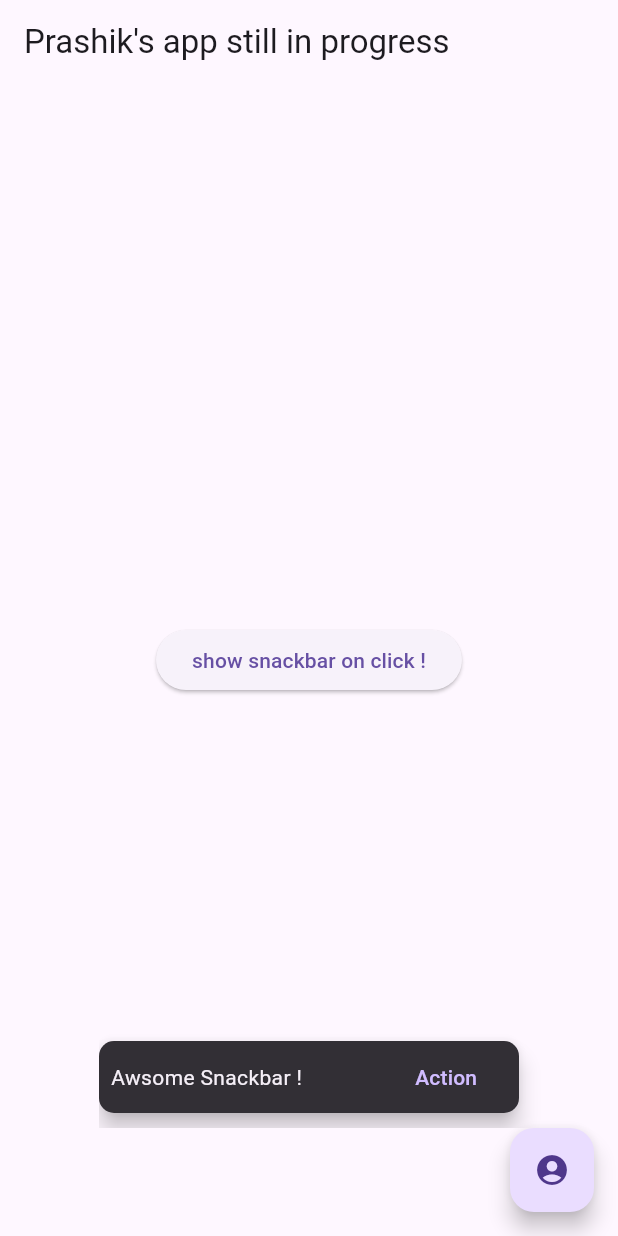
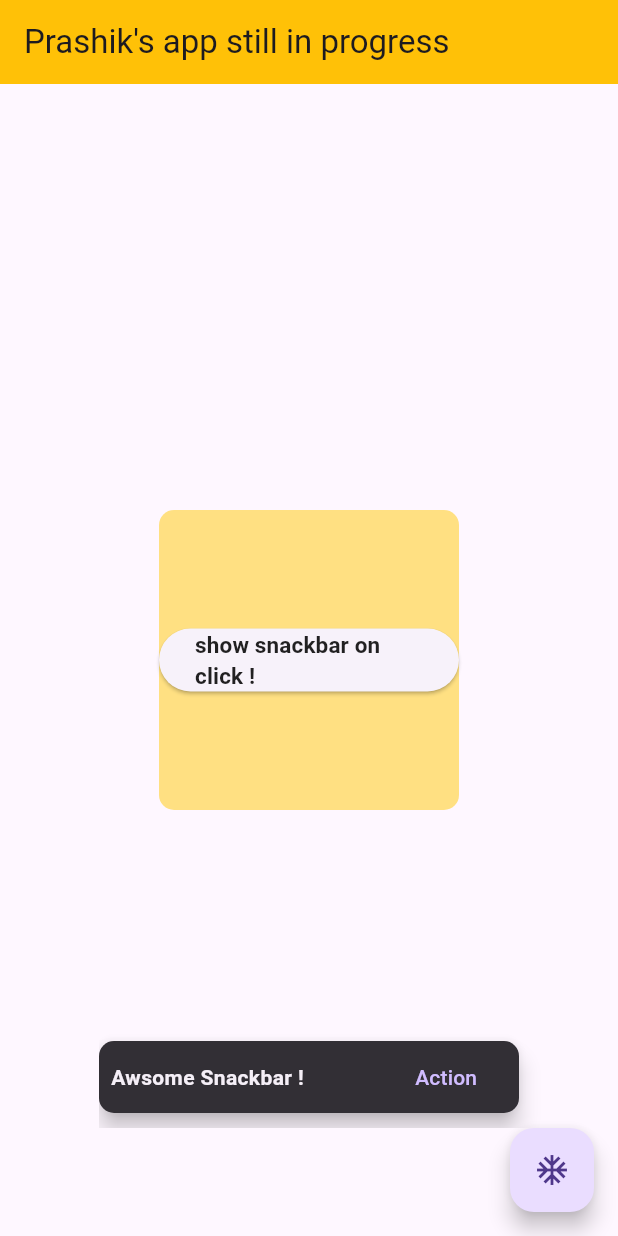
Before and after one commit to PrashikWankhadeSCOE/Flutter_Udemy, a Flutter app: the screen it shows after launch, after a tap on "show snackbar on click !", on a phone screen of 412 x 824 dp. Run offline on Flutter 3.47's test engine with Material 3 defaults, Android fonts, the phone set to English and light mode, and no system bars.

Commit message:
container and textStyle

```diff
--- a/02_Flutter/lib/main.dart
+++ b/02_Flutter/lib/main.dart
@@ -13,14 +13,24 @@ class MyApp extends StatelessWidget {
     return MaterialApp(
         debugShowCheckedModeBanner: false,
         home: Scaffold(
-          appBar: AppBar(title: const Text("Prashik's app still in progress")),
-          body: const Center(
-            child: SnackBarExample(),
+          appBar: AppBar(
+            title: const Text("Prashik's app still in progress"),
+            backgroundColor: Colors.amber,
+          ),
+          body: Center(
+            child: Container(
+                height: 200,
+                width: 200,
+                decoration: BoxDecoration(
+                  color: Colors.amber[200],
+                  borderRadius: BorderRadius.circular(10),
+                ),
+                child: const Center(child: SnackBarExample())),
           ),
           floatingActionButton: FloatingActionButton(
             onPressed: () => debugPrint('Clicked'),
             tooltip: 'jast nko dabu tutan button ',
-            child: const Icon(Icons.account_circle),
+            child: const Icon(Icons.ac_unit_outlined),
           ),
         ));
   }
@@ -54,7 +64,11 @@ class SnackBarExample extends StatelessWidget {
   @override
   Widget build(BuildContext context) {
     return ElevatedButton(
-      child: const Text('show snackbar on click !'),
+      child: const Text(
+        'show snackbar on click !',
+        style: TextStyle(
+            color: Colors.black87, fontSize: 15, fontWeight: FontWeight.bold),
+      ),
       onPressed: () {
         ScaffoldMessenger.of(context).showSnackBar(
           SnackBar(
@@ -65,7 +79,10 @@ class SnackBarExample extends StatelessWidget {
                 //!code you want to execute on click of Action
               },
             ),
-            content: const Text('Awsome Snackbar !'),
+            content: const Text(
+              'Awsome Snackbar !',
+              style: TextStyle(fontWeight: FontWeight.bold),
+            ),
             duration: const Duration(seconds: 1),
             width: 280,
             padding: const EdgeInsets.symmetric(horizontal: 8.0),
```
